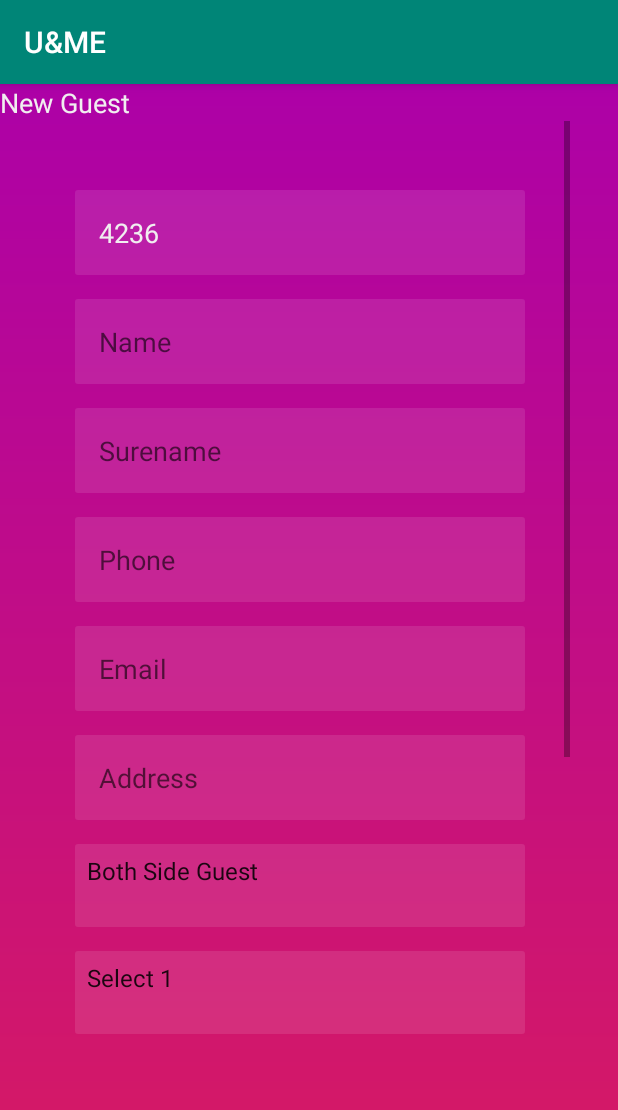
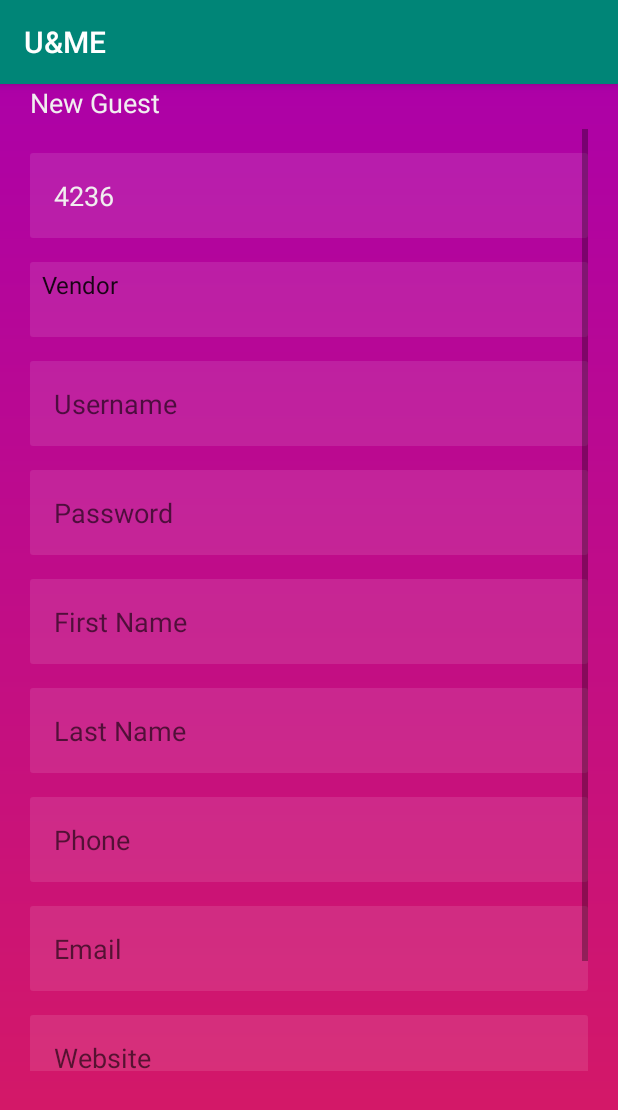
Before and after one commit to ShehanS/unme, an Android app: the screen it shows after launch (MainActivity), after a tap on "Singup", on a phone screen of 412 x 824 dp. Shown: the top 1110 px of the screen. Run offline under Robolectric (Android 15) with nearby library versions, the phone set to English and light mode, and no system bars; our stand-ins replace Firebase (no records; nobody signed in at launch, a user with empty details on screens opened directly).

Commit message:
change UI and data model

```diff
--- a/app/src/main/java/unme/app/com/ume/MainActivity.java
+++ b/app/src/main/java/unme/app/com/ume/MainActivity.java
@@ -33,10 +33,10 @@ import com.google.firebase.firestore.FirebaseFirestore;
 
 public class MainActivity extends AppCompatActivity {
 public static String LOG_APP = "U&ME : ";
-private Spinner spinner1, spinner2;
+    private Spinner userType;
 private Button btnSave;
 private DatabaseReference mDatabase;
-private EditText txtName, txtSurename, txtPhone, txtEmil, txtAddress, txtUsername, txtPassword, txtUserID;
+    private EditText txtWebAddress, txtLastName, txtFirstName, txtUserName, txtSurename, txtPhone, txtEmail, txtAddress, txtUsername, txtPassword, txtUserID;
 private RadioGroup radioGroup;
 private RadioButton radioButton;
 private FirebaseAuth auth;
@@ -52,94 +52,68 @@ private FirebaseAuth.AuthStateListener  authStateListener;
         mDatabase = FirebaseDatabase.getInstance().getReference();
         auth = FirebaseAuth.getInstance();
         txtUserID = (EditText) findViewById(R.id.userID);
-        txtName = (EditText) findViewById(R.id.txtName);
-        txtSurename = (EditText) findViewById(R.id.txtSurename);
+        txtUserName = (EditText) findViewById(R.id.txtUsername);
+        txtPassword = (EditText) findViewById(R.id.txtPassword);
+        txtFirstName = (EditText) findViewById(R.id.txtFirstName);
+        txtLastName = (EditText) findViewById(R.id.txtLastName);
         txtPhone = (EditText) findViewById(R.id.txtPhone);
-        txtEmil = (EditText) findViewById(R.id.txtEmail);
-        txtAddress = (EditText) findViewById(R.id.txtAddress);
-        spinner1 = (Spinner) findViewById(R.id.select1);
-        spinner2 = (Spinner) findViewById(R.id.select2);
-        radioGroup = (RadioGroup) findViewById(R.id.opt);
+        txtEmail = (EditText) findViewById(R.id.txtEmail);
+        txtWebAddress = (EditText) findViewById(R.id.txtWeb);
+        userType = (Spinner) findViewById(R.id.select1);
         btnSave = (Button) findViewById(R.id.btnSave);
-        txtUsername = (EditText) findViewById(R.id.txtUsername);
-        txtPassword = (EditText) findViewById(R.id.txtPassword);
         txtUserID.setText(user_uuid);
-
         ArrayAdapter<CharSequence> adapter1 = ArrayAdapter.createFromResource(this, R.array.select1, android.R.layout.simple_spinner_item);
         adapter1.setDropDownViewResource(android.R.layout.simple_spinner_dropdown_item);
-        spinner1.setAdapter(adapter1);
-
-        ArrayAdapter<CharSequence> adapter2 = ArrayAdapter.createFromResource(this, R.array.select2, android.R.layout.simple_spinner_item);
-        adapter2.setDropDownViewResource(android.R.layout.simple_spinner_dropdown_item);
-        spinner2.setAdapter(adapter2);
+        userType.setAdapter(adapter1);
 
 
         btnSave.setOnClickListener(new View.OnClickListener() {
             @Override
             public void onClick(View v) {
 
-                String name, surename, phone, email, address, select1, select2, select3, username, password;
-                name = txtName.getText().toString().trim();
-                surename = txtSurename.getText().toString().trim();
-                phone = txtPhone.getText().toString().trim();
-                email = txtEmil.getText().toString().trim();
-                address = txtAddress.getText().toString().trim();
-                select1 = spinner1.getSelectedItem().toString();
-                select2 = spinner2.getSelectedItem().toString();
+                String UserID, UserName, Password, FirstName, LastName, Contact, Email, WebAddress, UserType;
+
+                UserID = txtUserID.getText().toString().trim();
+                UserName = txtUserName.getText().toString().trim();
+                Password = txtPassword.getText().toString().trim();
+                FirstName = txtFirstName.getText().toString().trim();
+                LastName = txtLastName.getText().toString().trim();
+                Contact = txtPhone.getText().toString().trim();
+                Email = txtEmail.getText().toString().trim();
+                WebAddress = txtWebAddress.getText().toString().trim();
+                UserType = userType.getSelectedItem().toString();
 
 
-                username = txtUsername.getText().toString().trim();
-                password = txtPassword.getText().toString().trim();
-
-                if (TextUtils.isEmpty(name)) {
-                    Toast.makeText(getApplicationContext(), "Enter name!", Toast.LENGTH_SHORT).show();
+                if (TextUtils.isEmpty(UserName)) {
+                    Toast.makeText(getApplicationContext(), "Enter your Username !", Toast.LENGTH_SHORT).show();
                     return;
                 }
 
-                if (TextUtils.isEmpty(surename)) {
-                    Toast.makeText(getApplicationContext(), "Enter surename!", Toast.LENGTH_SHORT).show();
+                if (TextUtils.isEmpty(Password)) {
+                    Toast.makeText(getApplicationContext(), "Enter your Password !", Toast.LENGTH_SHORT).show();
                     return;
                 }
 
-                if (TextUtils.isEmpty(phone)) {
-                    Toast.makeText(getApplicationContext(), "Enter contact number!", Toast.LENGTH_SHORT).show();
+                if (TextUtils.isEmpty(FirstName)) {
+                    Toast.makeText(getApplicationContext(), "Enter your First name !", Toast.LENGTH_SHORT).show();
                     return;
                 }
 
-                if (TextUtils.isEmpty(email)) {
-                    Toast.makeText(getApplicationContext(), "Enter email address!", Toast.LENGTH_SHORT).show();
+                if (TextUtils.isEmpty(LastName)) {
+                    Toast.makeText(getApplicationContext(), "Enter your Last name !", Toast.LENGTH_SHORT).show();
                     return;
                 }
 
-                if (TextUtils.isEmpty(address)) {
-                    Toast.makeText(getApplicationContext(), "Enter address!", Toast.LENGTH_SHORT).show();
+                if (TextUtils.isEmpty(Contact)) {
+                    Toast.makeText(getApplicationContext(), "Enter your Contact number !", Toast.LENGTH_SHORT).show();
                     return;
                 }
 
-                if (radioGroup.getCheckedRadioButtonId()==-1){
-                    Toast.makeText(getApplicationContext(), "Please select category!", Toast.LENGTH_SHORT).show();
-                    return;
-                }else{
-                    int selectedId = radioGroup.getCheckedRadioButtonId();
-                    radioButton = (RadioButton) findViewById(selectedId);
-                    select3 = radioButton.getText().toString();
-
-                }
-
-                if (TextUtils.isEmpty(username)) {
-                    Toast.makeText(getApplicationContext(), "Enter username!", Toast.LENGTH_SHORT).show();
+                if (TextUtils.isEmpty(Email)) {
+                    Toast.makeText(getApplicationContext(), "Enter Email address !", Toast.LENGTH_SHORT).show();
                     return;
                 }
-
-                if (TextUtils.isEmpty(password)) {
-                    Toast.makeText(getApplicationContext(), "Enter password!", Toast.LENGTH_SHORT).show();
-                    return;
-                }
-
-
-
-
-                auth.createUserWithEmailAndPassword(username, password).addOnCompleteListener(MainActivity.this, new OnCompleteListener<AuthResult>() {
+                auth.createUserWithEmailAndPassword(UserName, Password).addOnCompleteListener(MainActivity.this, new OnCompleteListener<AuthResult>() {
                     @Override
                     public void onComplete(@NonNull Task<AuthResult> task) {
 
@@ -151,7 +125,7 @@ private FirebaseAuth.AuthStateListener  authStateListener;
 
                     }
                 });
-                UserModel userModel = new UserModel(name, surename, phone, email, address, select1, select2, select3);
+                UserModel userModel = new UserModel(UserID, UserType, UserName, Password, FirstName, LastName, Contact, Email, WebAddress);
                 mDatabase.child("users").child(user_uuid).setValue(userModel);
                 Toast.makeText(MainActivity.this, "Create Profile", Toast.LENGTH_LONG).show();
 
--- a/app/src/main/res/layout/activity_login.xml
+++ b/app/src/main/res/layout/activity_login.xml
@@ -12,7 +12,7 @@
         android:id="@+id/btnSingup"
         android:layout_width="340dp"
 
-        android:layout_height="498dp"
+        android:layout_height="495dp"
         android:layout_marginStart="20dp"
         android:layout_marginLeft="20dp"
         android:layout_marginTop="8dp"
--- a/app/src/main/res/layout/activity_main.xml
+++ b/app/src/main/res/layout/activity_main.xml
@@ -12,38 +12,51 @@
 
 
     <LinearLayout
-        android:layout_width="400dp"
+        android:layout_width="402dp"
         android:layout_height="669dp"
         android:orientation="vertical"
 
 
+        android:paddingLeft="0dp"
+        android:paddingBottom="0dp"
+        tools:layout_editor_absoluteX="-2dp"
         tools:layout_editor_absoluteY="8dp">
 
         <TextView
             android:id="@+id/textView2"
-            android:layout_width="match_parent"
+            android:layout_width="370dp"
             android:layout_height="wrap_content"
+            android:layout_marginLeft="20dp"
+            android:layout_marginRight="20dp"
             android:text="New Guest"
             android:textColor="@color/color1"
             android:textSize="18sp" />
 
+    </LinearLayout>
+
+    <LinearLayout
+        android:layout_width="match_parent"
+        android:layout_height="680dp"
+        android:orientation="vertical"
+        android:paddingLeft="20dp"
+        android:paddingTop="30dp"
+        android:paddingRight="20dp"
+        android:paddingBottom="10dp"
+        tools:layout_editor_absoluteY="6dp">
+
         <ScrollView
             android:layout_width="match_parent"
-            android:layout_height="628dp"
-            android:layout_marginLeft="20dp"
-            android:layout_marginRight="20dp">
+            android:layout_height="628dp">
 
 
             <LinearLayout
 
                 android:layout_width="match_parent"
                 android:layout_height="match_parent"
-                android:layout_margin="30dp"
+
                 android:divider="@drawable/divider"
                 android:orientation="vertical"
-                android:showDividers="middle"
-
-                >
+                android:showDividers="middle">
 
                 <android.support.constraint.ConstraintLayout
                     android:layout_width="match_parent"
@@ -63,27 +76,60 @@
                     android:padding="16dp"
                     android:textColor="@color/color1" />
 
-                <EditText
-                    android:id="@+id/txtName"
+                <Spinner
+                    android:id="@+id/select1"
                     android:layout_width="match_parent"
-                    android:layout_height="match_parent"
+                    android:layout_height="50dp"
                     android:background="@drawable/inputbox"
                     android:ems="10"
-                    android:hint="Name"
 
-                    android:inputType="textNoSuggestions|textPersonName"
-                    android:padding="16dp"
-                    android:textColor="@color/color1" />
+
+                    />
 
                 <EditText
-                    android:id="@+id/txtSurename"
+                    android:id="@+id/txtUsername"
                     android:layout_width="match_parent"
                     android:layout_height="wrap_content"
                     android:background="@drawable/inputbox"
                     android:ems="10"
 
-                    android:hint="Surename"
+                    android:hint="Username"
+                    android:inputType="textPostalAddress"
+                    android:padding="16dp"
+                    android:textColor="@color/color1" />
 
+                <EditText
+                    android:id="@+id/txtPassword"
+                    android:layout_width="match_parent"
+                    android:layout_height="wrap_content"
+                    android:background="@drawable/inputbox"
+                    android:ems="10"
+
+                    android:hint="Password"
+                    android:inputType="textPassword"
+                    android:padding="16dp"
+                    android:textColor="@color/color1" />
+
+                <EditText
+                    android:id="@+id/txtFirstName"
+                    android:layout_width="match_parent"
+                    android:layout_height="wrap_content"
+                    android:background="@drawable/inputbox"
+                    android:ems="10"
+
+                    android:hint="First Name"
+                    android:inputType="textPersonName"
+                    android:padding="16dp"
+                    android:textColor="@color/color1" />
+
+                <EditText
+                    android:id="@+id/txtLastName"
+                    android:layout_width="match_parent"
+                    android:layout_height="wrap_content"
+                    android:background="@drawable/inputbox"
+                    android:ems="10"
+
+                    android:hint="Last Name"
                     android:inputType="textPersonName"
                     android:padding="16dp"
                     android:textColor="@color/color1" />
@@ -114,88 +160,17 @@
                     android:textColor="@color/color1" />
 
                 <EditText
-                    android:id="@+id/txtAddress"
+                    android:id="@+id/txtWeb"
                     android:layout_width="match_parent"
                     android:layout_height="wrap_content"
                     android:background="@drawable/inputbox"
                     android:ems="10"
 
-                    android:hint="Address"
-                    android:inputType="textPostalAddress"
+                    android:hint="Website"
+                    android:inputType="textWebEmailAddress"
                     android:padding="16dp"
                     android:textColor="@color/color1" />
 
-                <Spinner
-                    android:id="@+id/select1"
-                    android:layout_width="match_parent"
-                    android:layout_height="55dp"
-                    android:background="@drawable/inputbox"
-                    android:ems="10"
-
-
-                    />
-
-                <Spinner
-                    android:id="@+id/select2"
-                    android:layout_width="match_parent"
-                    android:layout_height="55dp"
-                    android:background="@drawable/inputbox"
-                    android:ems="10"
-
-                    />
-
-
-                <RadioGroup
-                    android:id="@+id/opt"
-                    android:layout_width="match_parent"
-                    android:layout_height="match_parent">
-
-                    <RadioButton
-                        android:id="@+id/opt1"
-                        android:layout_width="wrap_content"
-                        android:layout_height="wrap_content"
-                        android:layout_weight="1"
-                        android:text="Adult" />
-
-                    <RadioButton
-                        android:id="@+id/opt2"
-                        android:layout_width="wrap_content"
-                        android:layout_height="wrap_content"
-                        android:layout_weight="1"
-                        android:text="Child" />
-
-                    <RadioButton
-                        android:id="@+id/opt3"
-                        android:layout_width="wrap_content"
-                        android:layout_height="wrap_content"
-                        android:layout_weight="1"
-                        android:text="Infront" />
-
-                </RadioGroup>
-
-                <EditText
-                    android:id="@+id/txtUsername"
-                    android:layout_width="match_parent"
-                    android:layout_height="wrap_content"
-                    android:background="@drawable/inputbox"
-                    android:ems="10"
-
-                    android:hint="Username"
-                    android:inputType="textPostalAddress"
-                    android:padding="16dp"
-                    android:textColor="@color/color1" />
-
-                <EditText
-                    android:id="@+id/txtPassword"
-                    android:layout_width="match_parent"
-                    android:layout_height="wrap_content"
-                    android:background="@drawable/inputbox"
-                    android:ems="10"
-
-                    android:hint="Password"
-                    android:inputType="textPassword"
-                    android:padding="16dp"
-                    android:textColor="@color/color1" />
 
                 <Button
                     android:id="@+id/btnSave"
@@ -209,7 +184,6 @@
 
             </LinearLayout>
         </ScrollView>
-
     </LinearLayout>
 
 </android.support.constraint.ConstraintLayout>
--- a/app/src/main/res/values/strings.xml
+++ b/app/src/main/res/values/strings.xml
@@ -2,16 +2,12 @@
     <string name="app_name">U&amp;ME</string>
 
     <string-array name="select1">
-        <item>Both Side Guest</item>
-        <item>Select 2</item>
-        <item>Select 3</item>
+        <item>Vendor</item>
+        <item>Client</item>
+
     </string-array>
 
-    <string-array name="select2">
-        <item>Select 1</item>
-        <item>Select 2</item>
-        <item>Select 3</item>
-    </string-array>
+
     <string name="title_activity_login">Sign in</string>
     <!-- Strings related to login -->
     <string name="prompt_email">Email</string>
```
Also changed, not shown: app/src/main/java/unme/app/com/ume/UserModel.java (+69 -65 lines).
